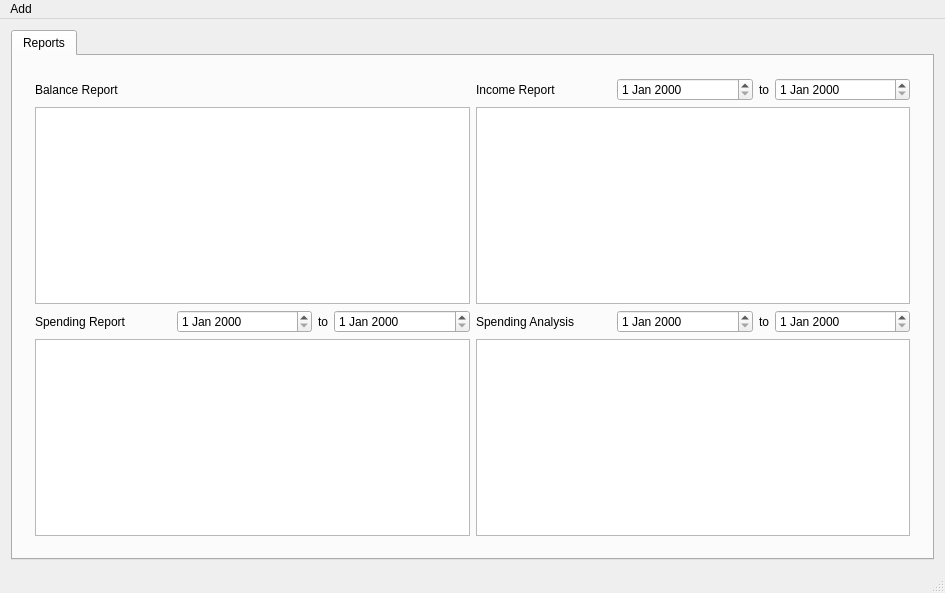
IVIyg0t/FinancialTool, file FinToolV2-0/fintool.ui: the form before one commit.
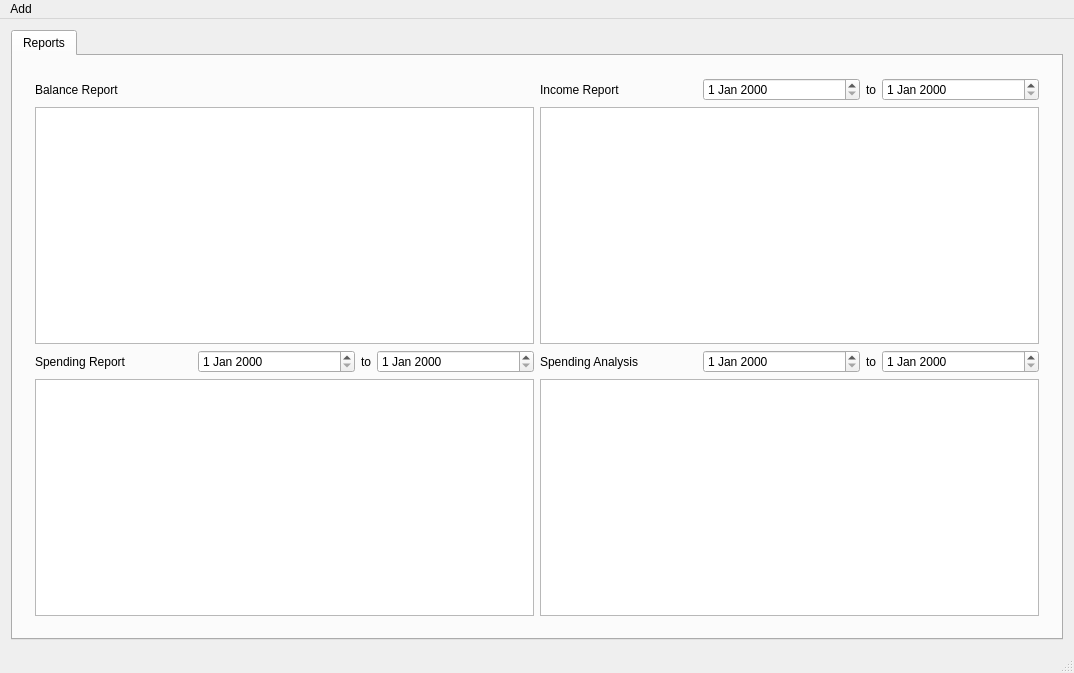
The form after the commit.

The edit to the form file:
```diff
--- a/FinToolV2-0/fintool.ui
+++ b/FinToolV2-0/fintool.ui
@@ -6,8 +6,8 @@
    <rect>
     <x>0</x>
     <y>0</y>
-    <width>945</width>
-    <height>593</height>
+    <width>1074</width>
+    <height>673</height>
    </rect>
   </property>
   <property name="windowTitle">
@@ -28,7 +28,7 @@
         <string>Reports</string>
        </attribute>
        <layout class="QGridLayout" name="gridLayout_4">
-        <item row="0" column="0">
+        <item row="0" column="1">
          <widget class="QStackedWidget" name="stackedWidget">
           <property name="currentIndex">
            <number>1</number>
@@ -102,35 +102,6 @@
             <item row="0" column="7">
              <widget class="QDateEdit" name="irtodate"/>
             </item>
-            <item row="1" column="0" colspan="4">
-             <widget class="QTableWidget" name="balancereport">
-              <property name="editTriggers">
-               <set>QAbstractItemView::NoEditTriggers</set>
-              </property>
-              <attribute name="horizontalHeaderShowSortIndicator" stdset="0">
-               <bool>false</bool>
-              </attribute>
-              <attribute name="horizontalHeaderStretchLastSection">
-               <bool>true</bool>
-              </attribute>
-             </widget>
-            </item>
-            <item row="1" column="4" colspan="4">
-             <widget class="QTableWidget" name="incomereport">
-              <property name="sizePolicy">
-               <sizepolicy hsizetype="Expanding" vsizetype="Expanding">
-                <horstretch>0</horstretch>
-                <verstretch>0</verstretch>
-               </sizepolicy>
-              </property>
-              <property name="editTriggers">
-               <set>QAbstractItemView::NoEditTriggers</set>
-              </property>
-              <attribute name="horizontalHeaderStretchLastSection">
-               <bool>true</bool>
-              </attribute>
-             </widget>
-            </item>
             <item row="2" column="0">
              <widget class="QLabel" name="label_2">
               <property name="text">
@@ -177,8 +148,8 @@
             <item row="2" column="7">
              <widget class="QDateEdit" name="satodate"/>
             </item>
-            <item row="3" column="0" colspan="4">
-             <widget class="QTableWidget" name="spendingreport">
+            <item row="1" column="4" colspan="4">
+             <widget class="QTableWidget" name="incomereport">
               <property name="sizePolicy">
                <sizepolicy hsizetype="Expanding" vsizetype="Expanding">
                 <horstretch>0</horstretch>
@@ -193,8 +164,49 @@
               </attribute>
              </widget>
             </item>
+            <item row="1" column="0" colspan="4">
+             <widget class="QTableWidget" name="balancereport">
+              <property name="sizePolicy">
+               <sizepolicy hsizetype="Expanding" vsizetype="Expanding">
+                <horstretch>0</horstretch>
+                <verstretch>0</verstretch>
+               </sizepolicy>
+              </property>
+              <property name="editTriggers">
+               <set>QAbstractItemView::NoEditTriggers</set>
+              </property>
+              <attribute name="horizontalHeaderShowSortIndicator" stdset="0">
+               <bool>false</bool>
+              </attribute>
+              <attribute name="horizontalHeaderStretchLastSection">
+               <bool>true</bool>
+              </attribute>
+             </widget>
+            </item>
             <item row="3" column="4" colspan="4">
              <widget class="QTableWidget" name="spendinganalysis">
+              <property name="sizePolicy">
+               <sizepolicy hsizetype="Expanding" vsizetype="Expanding">
+                <horstretch>0</horstretch>
+                <verstretch>0</verstretch>
+               </sizepolicy>
+              </property>
+              <property name="editTriggers">
+               <set>QAbstractItemView::NoEditTriggers</set>
+              </property>
+              <attribute name="horizontalHeaderStretchLastSection">
+               <bool>true</bool>
+              </attribute>
+             </widget>
+            </item>
+            <item row="3" column="0" colspan="4">
+             <widget class="QTableWidget" name="spendingreport">
+              <property name="sizePolicy">
+               <sizepolicy hsizetype="Expanding" vsizetype="Expanding">
+                <horstretch>0</horstretch>
+                <verstretch>0</verstretch>
+               </sizepolicy>
+              </property>
               <property name="editTriggers">
                <set>QAbstractItemView::NoEditTriggers</set>
               </property>
@@ -218,7 +230,7 @@
     <rect>
      <x>0</x>
      <y>0</y>
-     <width>945</width>
+     <width>1074</width>
      <height>20</height>
     </rect>
    </property>
```
Left out of the diff: 2 changed lines with no effect on the pictures.
